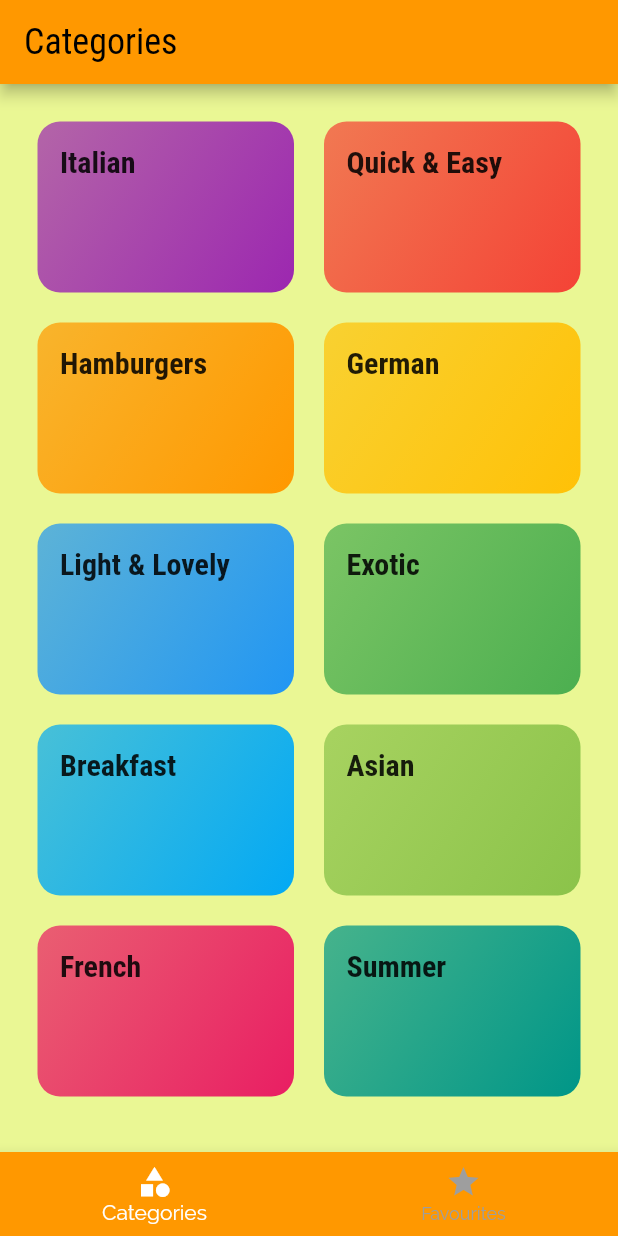
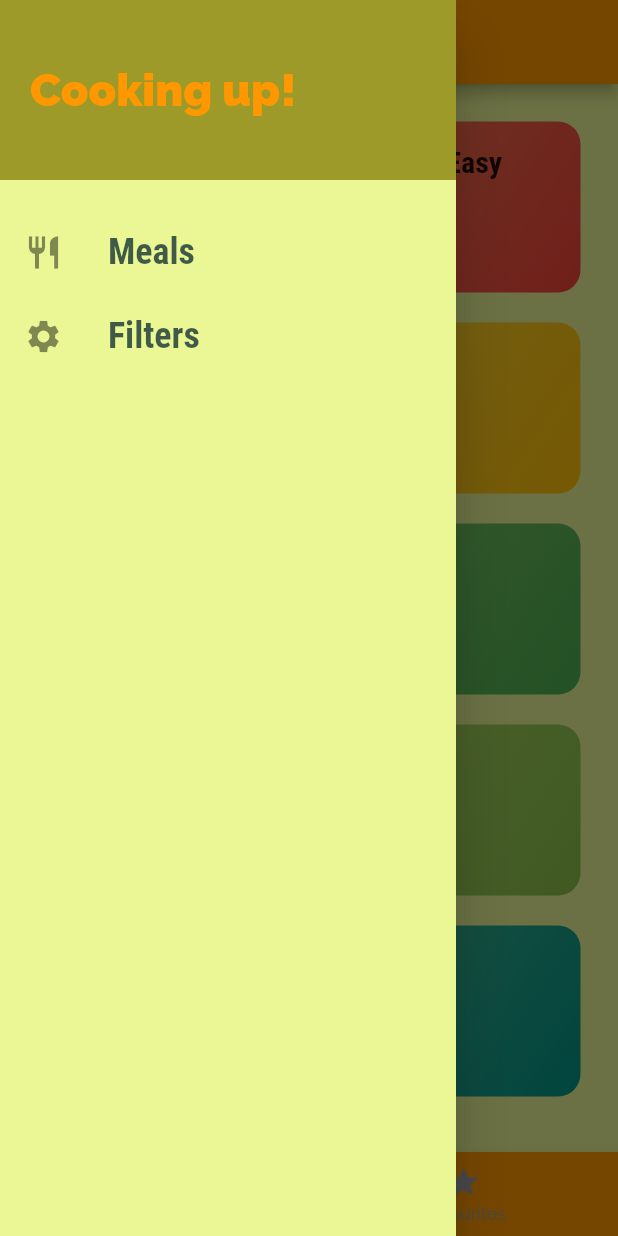
Before and after one commit to kis619/Flutter_Meals_App, a Flutter app: the screen it shows after launch, with the side drawer open (before the commit the screen has no drawer), on a phone screen of 412 x 824 dp. Run offline on Flutter 3.47's test engine with Material 2 defaults, Android fonts, the phone set to English and light mode, and no system bars.

Commit message:
added a drawer

```diff
--- a/lib/main.dart
+++ b/lib/main.dart
@@ -1,5 +1,6 @@
 import 'package:flutter/material.dart';
 
+import './screens/filters_screen.dart';
 import './screens/categories_screen.dart';
 import './screens/category_meals_screen.dart';
 import './screens/meal_detail_screen.dart';
@@ -41,6 +42,8 @@ class MyApp extends StatelessWidget {
               .copyWith(secondary: Colors.deepPurpleAccent)),
       home: const TabsScreen(),
       routes: {
+        TabsScreen.routeName: (ctx) => const TabsScreen(),
+        FiltersScreen.routeName: (ctx) => const FiltersScreen(),
         CategoryMealsScreen.routeName: (ctx) => const CategoryMealsScreen(),
         MealDetailScreen.routeName: (ctx) => const MealDetailScreen(),
       },
--- /dev/null
+++ b/lib/screens/filters_screen.dart
@@ -0,0 +1,18 @@
+import 'package:flutter/material.dart';
+import 'package:meals_app/widgets/main_drawer.dart';
+
+class FiltersScreen extends StatelessWidget {
+  static const String routeName = '/filters';
+  const FiltersScreen({super.key});
+
+  @override
+  Widget build(BuildContext context) {
+    return Scaffold(
+      appBar: AppBar(title: const Text('Filters')),
+      drawer: const MainDrawer(),
+      body: const Center(
+        child: Text("filters"),
+      ),
+    );
+  }
+}
--- a/lib/screens/tabs_screen.dart
+++ b/lib/screens/tabs_screen.dart
@@ -1,9 +1,11 @@
 import 'package:flutter/material.dart';
 
+import '../widgets/main_drawer.dart';
 import '../screens/favourites_screen.dart';
 import './categories_screen.dart';
 
 class TabsScreen extends StatefulWidget {
+  static const routeName = '/tabs';
   const TabsScreen({super.key});
 
   @override
@@ -36,6 +38,7 @@ class _TabsScreenState extends State<TabsScreen> {
       appBar: AppBar(
         title: Text(_pages[_selectedPageIdx]['title'] as String),
       ),
+      drawer: MainDrawer(),
       body: _pages[_selectedPageIdx]['page'] as Widget,
       bottomNavigationBar: BottomNavigationBar(
         onTap: _selectPage,
--- /dev/null
+++ b/lib/widgets/main_drawer.dart
@@ -0,0 +1,59 @@
+import 'package:flutter/material.dart';
+import 'package:meals_app/screens/category_meals_screen.dart';
+import 'package:meals_app/screens/filters_screen.dart';
+import 'package:meals_app/screens/tabs_screen.dart';
+
+class MainDrawer extends StatelessWidget {
+  const MainDrawer({super.key});
+
+  @override
+  Widget build(BuildContext context) {
+    return Drawer(
+      child: Column(
+        children: <Widget>[
+          Container(
+            height: 120,
+            width: double.infinity,
+            alignment: Alignment.centerLeft,
+            padding: const EdgeInsets.all(20),
+            // color: Theme.of(context).canvasColor,
+            color: const Color.fromARGB(255, 158, 154, 41),
+            child: Text(
+              'Cooking up!',
+              style: TextStyle(
+                fontWeight: FontWeight.w900,
+                fontSize: 30,
+                color: Theme.of(context).primaryColor,
+              ),
+            ),
+          ),
+          const SizedBox(
+            height: 20,
+          ),
+          _buildListTile('Meals', Icons.restaurant, () {
+            Navigator.of(context).pushReplacementNamed(TabsScreen.routeName);
+          }),
+          _buildListTile('Filters', Icons.settings, () {
+            Navigator.of(context).pushReplacementNamed(FiltersScreen.routeName);
+          }),
+        ],
+      ),
+    );
+  }
+
+  ListTile _buildListTile(
+      String title, IconData icon, VoidCallback tapHandler) {
+    return ListTile(
+      leading: Icon(
+        icon,
+        size: 26,
+      ),
+      title: Text(title,
+          style: const TextStyle(
+              fontFamily: 'RobotoCondensed',
+              fontSize: 24,
+              fontWeight: FontWeight.bold)),
+      onTap: tapHandler,
+    );
+  }
+}
```
